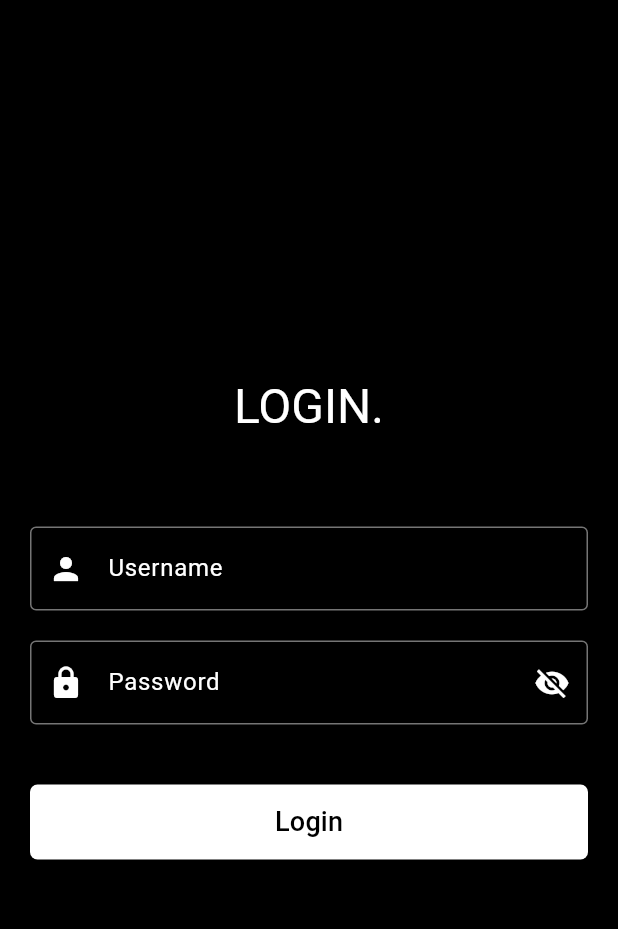
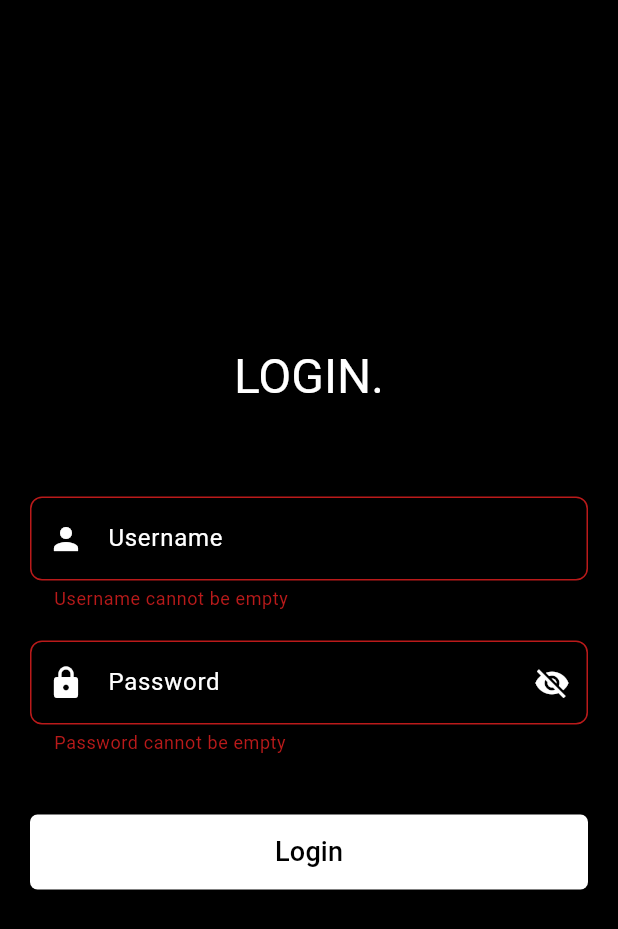
Before and after one commit to akshmohan/machine_test_practice2, a Flutter app: the screen it shows after launch, after a tap on "Login", on a phone screen of 412 x 824 dp. Shown: the top 929 px of the screen. Run offline on Flutter 3.47's test engine with Material 3 defaults, Android fonts, the phone set to English and light mode, and no system bars; our stand-ins replace flutter_riverpod; accounts and stored records are empty.

Commit message:
Added validator to the textformfields

```diff
--- a/lib/core/constants/strings.dart
+++ b/lib/core/constants/strings.dart
@@ -2,8 +2,10 @@ class Strings {
   static const String loginTitle = "LOGIN.";
   static const String usernameHint = "Enter Username";
   static const String usernameLabel = "Username";
+  static const String usernameValidator = "Username cannot be empty";
   static const String passwordHint = "Enter Password";
   static const String passwordLabel = "Password";
+  static const String passwordValidator = "Password cannot be empty";
   static const String loginButton = "Login";
   static const String loginException = "Failed to login!";
 }
--- a/lib/core/widgets/custom_text_field.dart
+++ b/lib/core/widgets/custom_text_field.dart
@@ -1,6 +1,5 @@
 import 'package:flutter/material.dart';
 import 'package:machine_test_practice2/core/constants/app_colors.dart';
-
 class CustomTextField extends StatelessWidget {
   final TextEditingController controller;
   final String label;
@@ -9,6 +8,7 @@ class CustomTextField extends StatelessWidget {
   final Widget? suffixIcon;
   final Widget? prefixIcon;
   final TextInputType inputType;
+  final FormFieldValidator<String>? validator;
 
   const CustomTextField({
     super.key,
@@ -19,6 +19,7 @@ class CustomTextField extends StatelessWidget {
     this.suffixIcon,
     this.prefixIcon,
     this.inputType = TextInputType.text,
+    this.validator,
   });
 
   @override
@@ -28,11 +29,10 @@ class CustomTextField extends StatelessWidget {
       controller: controller,
       obscureText: obscureText,
       keyboardType: inputType,
+      validator: validator,
       decoration: InputDecoration(
-          label: Text(
-            label,
-            style: TextStyle(color: AppColors.primaryColor),
-          ),
+        labelText: label,
+        labelStyle: TextStyle(color: AppColors.primaryColor),
         hintText: hintText,
         hintStyle: const TextStyle(color: AppColors.primaryColor),
         enabledBorder: OutlineInputBorder(
@@ -42,7 +42,11 @@ class CustomTextField extends StatelessWidget {
           borderSide: BorderSide(color: AppColors.primaryColor),
         ),
         suffixIcon: suffixIcon,
-          prefixIcon: prefixIcon
+        prefixIcon: prefixIcon,
+          border: OutlineInputBorder(
+      borderRadius: BorderRadius.circular(8.0),
+      borderSide: BorderSide(color: Colors.grey.shade600),
+    ),
       ),
     );
   }
--- a/lib/views/login_page.dart
+++ b/lib/views/login_page.dart
@@ -58,6 +58,11 @@ class _LoginPageState extends ConsumerState<LoginPage> {
                 label: Strings.usernameLabel,
                 hintText: Strings.usernameHint,
                 prefixIcon: const Icon(Icons.person, color: AppColors.primaryColor),
+                validator: (value) {
+                  if(value!.isEmpty) {
+                    return Strings.usernameValidator;
+                  }
+                }
               ),
               const SizedBox(height: 20),
               CustomTextField(
@@ -65,6 +70,11 @@ class _LoginPageState extends ConsumerState<LoginPage> {
                 controller: passwordController,
                 label: Strings.passwordLabel,
                 hintText: Strings.passwordHint,
+                validator: (value) {
+                  if(value!.isEmpty) {
+                    return Strings.passwordValidator;
+                  }
+                },
                 prefixIcon:
                     const Icon(Icons.lock, color: AppColors.primaryColor),
                 suffixIcon: IconButton(
```
Lines whose indentation alone changed are shown as unchanged.
